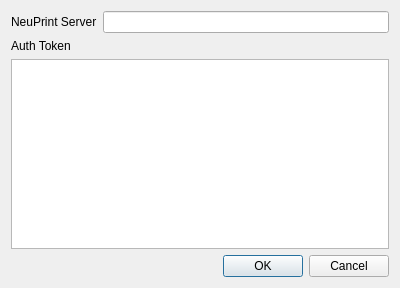
First picture: the form in neurolabi/gui/dialogs/neuprintsetupdialog.ui, repository janelia-flyem/NeuTu, before the edit.
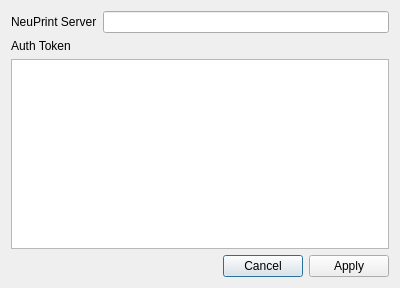
Second picture: the form after the edit.

Commit message: enable neuprint setup dialog

```diff
--- a/neurolabi/gui/dialogs/neuprintsetupdialog.ui
+++ b/neurolabi/gui/dialogs/neuprintsetupdialog.ui
@@ -44,7 +44,7 @@
       <enum>Qt::Horizontal</enum>
      </property>
      <property name="standardButtons">
-      <set>QDialogButtonBox::Cancel|QDialogButtonBox::Ok</set>
+      <set>QDialogButtonBox::Apply|QDialogButtonBox::Cancel</set>
      </property>
     </widget>
    </item>
```
The commit also changes 10 other files.
